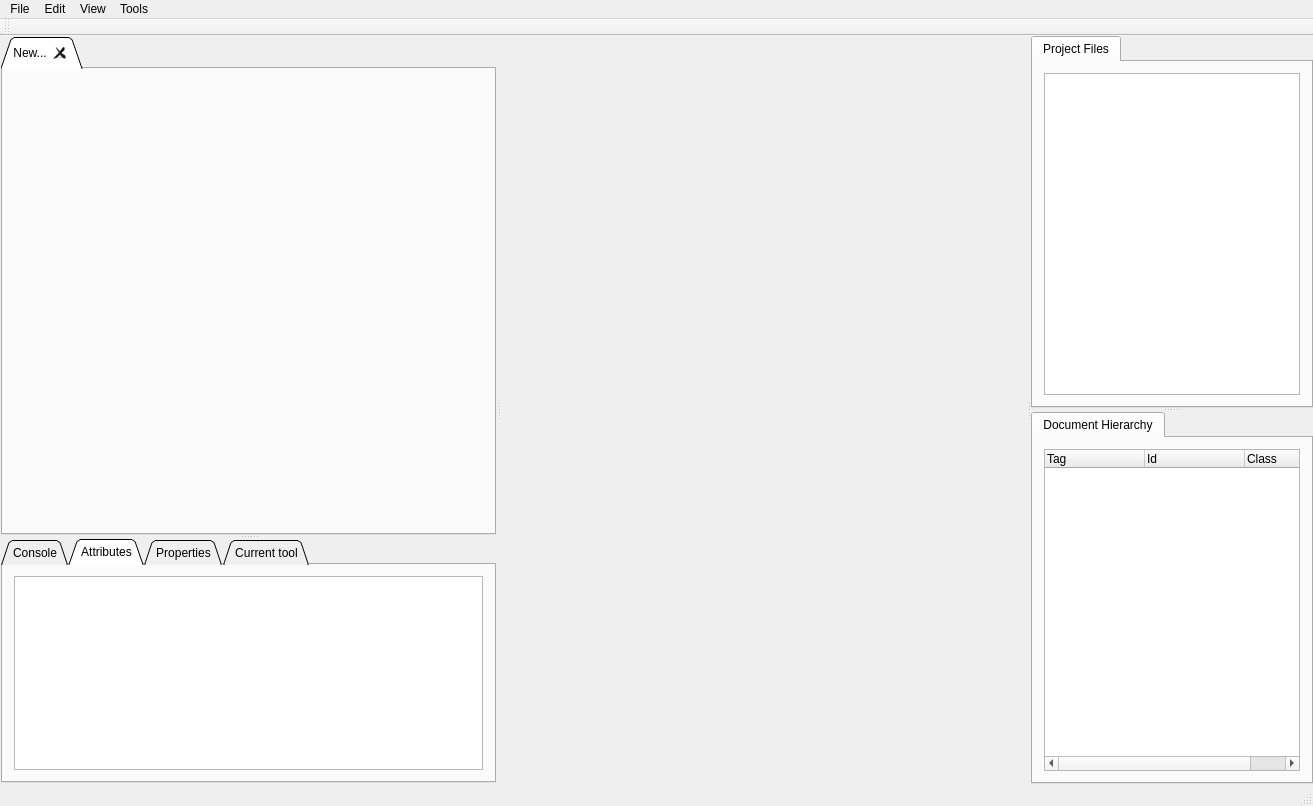
This is ui/rockete.ui in harmy/Rockete as Qt 5 draws it before an edit. The edited form follows.
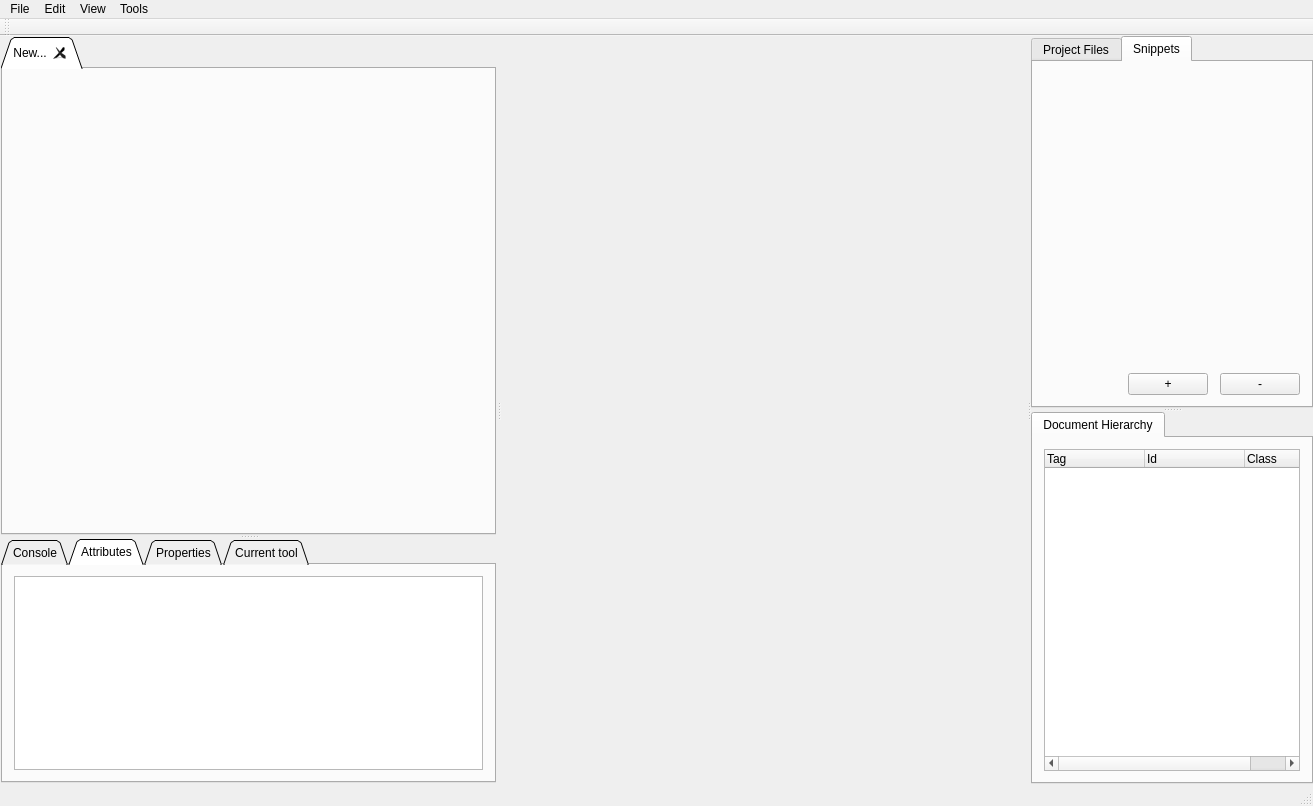
This is the edited form. Icons and pictures are not drawn. Custom widgets are drawn as their Qt base class.

Commit message: added basic snippet system added tool tip with full path on edition tabs added shift+double click on document hierarchy to go to rcss changed question pop-up behavior on tab/application close further code cleanup ( tab text not used for find file anymore, ...)

What changed in the file:
```diff
--- a/ui/rockete.ui
+++ b/ui/rockete.ui
@@ -151,7 +151,7 @@
        </property>
        <widget class="QTabWidget" name="tabWidget">
         <property name="currentIndex">
-         <number>0</number>
+         <number>1</number>
         </property>
         <widget class="QWidget" name="tab_4">
          <attribute name="title">
@@ -172,6 +172,53 @@
           </item>
          </layout>
         </widget>
+        <widget class="QWidget" name="tab_6">
+         <attribute name="title">
+          <string>Snippets</string>
+         </attribute>
+         <layout class="QGridLayout" name="gridLayout_3">
+          <item row="1" column="1">
+           <widget class="QPushButton" name="addSnippet">
+            <property name="text">
+             <string>+</string>
+            </property>
+           </widget>
+          </item>
+          <item row="1" column="3">
+           <widget class="QPushButton" name="removeSnippet">
+            <property name="text">
+             <string>-</string>
+            </property>
+           </widget>
+          </item>
+          <item row="0" column="0" colspan="4">
+           <widget class="SnippetsManager" name="snippetsListWidget" native="true">
+            <property name="dragEnabled" stdset="0">
+             <bool>true</bool>
+            </property>
+            <property name="alternatingRowColors" stdset="0">
+             <bool>true</bool>
+            </property>
+            <property name="sortingEnabled" stdset="0">
+             <bool>true</bool>
+            </property>
+           </widget>
+          </item>
+          <item row="1" column="0">
+           <spacer name="horizontalSpacer_3">
+            <property name="orientation">
+             <enum>Qt::Horizontal</enum>
+            </property>
+            <property name="sizeHint" stdset="0">
+             <size>
+              <width>40</width>
+              <height>20</height>
+             </size>
+            </property>
+           </spacer>
+          </item>
+         </layout>
+        </widget>
        </widget>
        <widget class="QTabWidget" name="tabWidget_2">
         <property name="currentIndex">
@@ -524,6 +571,11 @@
    <extends>QWidget</extends>
    <header>RenderingView.h</header>
   </customwidget>
+  <customwidget>
+   <class>SnippetsManager</class>
+   <extends>QWidget</extends>
+   <header>snippetsmanager.h</header>
+  </customwidget>
  </customwidgets>
  <resources>
   <include location="../rockete.qrc"/>
```
The commit also changes 17 other files.
